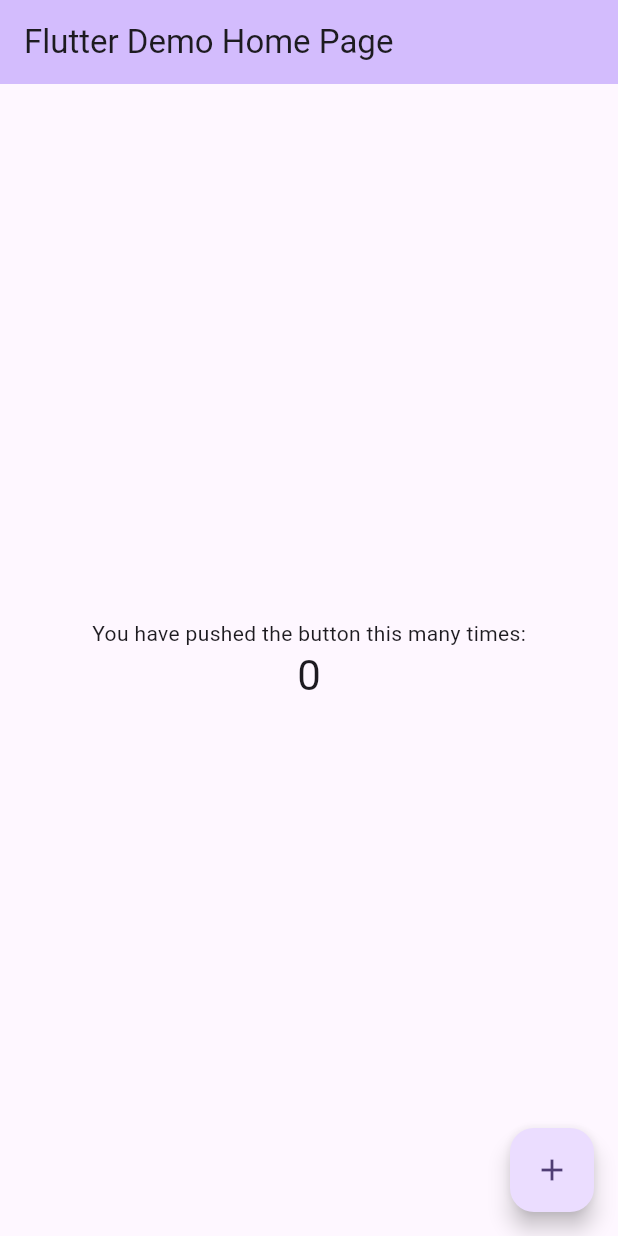
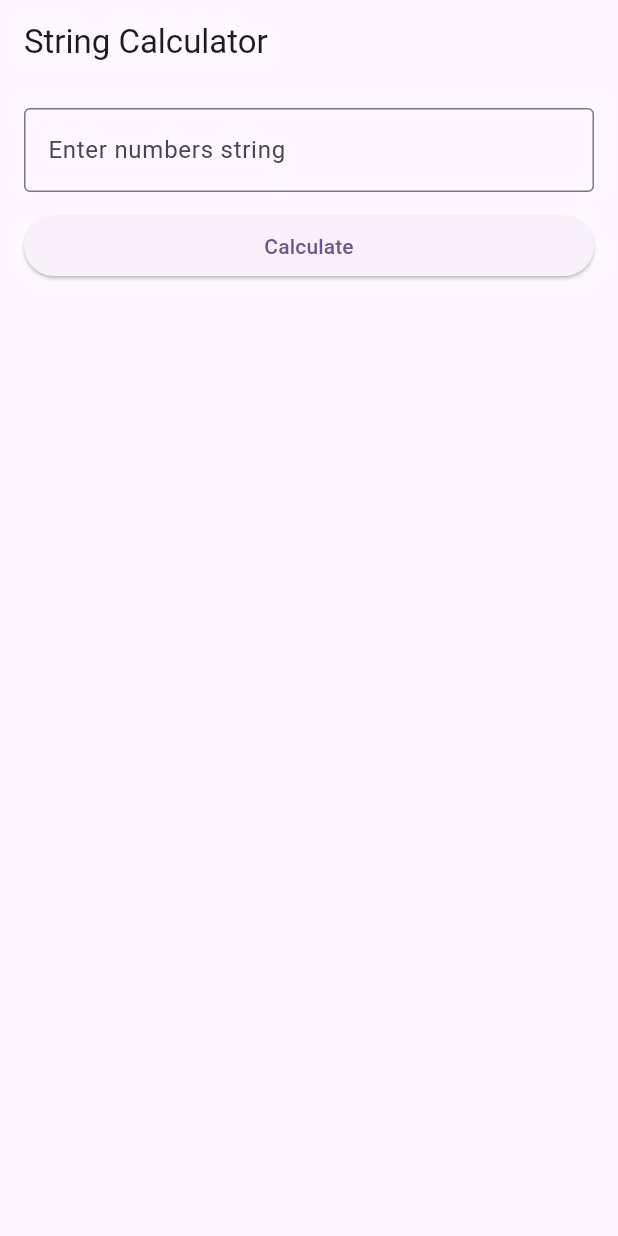
Before and after one commit to gautamdevworks/Incubyte-TDD-Assessment, a Flutter app: the screen it shows after launch, on a phone screen of 412 x 824 dp. Run offline on Flutter 3.47's test engine with Material 3 defaults, Android fonts, the phone set to English and light mode, and no system bars.

Commit message:
Basic test case write Simple Ui for enter value

```diff
--- a/lib/main.dart
+++ b/lib/main.dart
@@ -1,4 +1,5 @@
 import 'package:flutter/material.dart';
+import 'package:incubyte_tdd_assessment/string_calculator_screen.dart';
 
 void main() {
   runApp(const MyApp());
@@ -14,57 +15,7 @@ class MyApp extends StatelessWidget {
       theme: ThemeData(
         colorScheme: ColorScheme.fromSeed(seedColor: Colors.deepPurple),
       ),
-      home: const MyHomePage(title: 'Flutter Demo Home Page'),
+      home: StringCalculatorScreen(),
     );
   }
 }
-
-class MyHomePage extends StatefulWidget {
-  const MyHomePage({super.key, required this.title});
-
-  final String title;
-
-  @override
-  State<MyHomePage> createState() => _MyHomePageState();
-}
-
-class _MyHomePageState extends State<MyHomePage> {
-  int _counter = 0;
-
-  void _incrementCounter() {
-    setState(() {
-      _counter++;
-    });
-  }
-
-  @override
-  Widget build(BuildContext context) {
-    return Scaffold(
-      appBar: AppBar(
-
-        backgroundColor: Theme.of(context).colorScheme.inversePrimary,
-
-        title: Text(widget.title),
-      ),
-      body: Center(
-
-        child: Column(
-
-          mainAxisAlignment: MainAxisAlignment.center,
-          children: <Widget>[
-            const Text('You have pushed the button this many times:'),
-            Text(
-              '$_counter',
-              style: Theme.of(context).textTheme.headlineMedium,
-            ),
-          ],
-        ),
-      ),
-      floatingActionButton: FloatingActionButton(
-        onPressed: _incrementCounter,
-        tooltip: 'Increment',
-        child: const Icon(Icons.add),
-      ),
-    );
-  }
-}
--- /dev/null
+++ b/lib/string_calculator_screen.dart
@@ -0,0 +1,68 @@
+import 'package:flutter/material.dart';
+
+import 'string_calculator.dart';
+
+class StringCalculatorScreen extends StatefulWidget {
+  const StringCalculatorScreen({super.key});
+
+  @override
+  State<StringCalculatorScreen> createState() => _StringCalculatorScreenState();
+}
+
+class _StringCalculatorScreenState extends State<StringCalculatorScreen> {
+  final _controller = TextEditingController();
+  String? _output;
+
+  void _calculate() {
+    final input = _controller.text;
+    try {
+      final result = StringCalculator().add(input);
+      setState(() {
+        _output = 'Result: $result';
+      });
+    } catch (e) {
+      setState(() {
+        _output = e.toString();
+      });
+    }
+  }
+
+  @override
+  void dispose() {
+    _controller.dispose();
+    super.dispose();
+  }
+
+  @override
+  Widget build(BuildContext context) {
+    return Scaffold(
+      appBar: AppBar(title: const Text('String Calculator')),
+      body: Padding(
+        padding: const EdgeInsets.all(16.0),
+        child: Column(
+          crossAxisAlignment: CrossAxisAlignment.stretch,
+          children: [
+            TextField(
+              controller: _controller,
+              decoration: const InputDecoration(
+                border: OutlineInputBorder(),
+                labelText: 'Enter numbers string',
+              ),
+            ),
+            const SizedBox(height: 12),
+            ElevatedButton(
+              onPressed: _calculate,
+              child: const Text('Calculate'),
+            ),
+            const SizedBox(height: 20),
+            if (_output != null)
+              Text(
+                _output!,
+                style: Theme.of(context).textTheme.titleMedium,
+              ),
+          ],
+        ),
+      ),
+    );
+  }
+}
```
Also changed, not shown: 1 other file.
